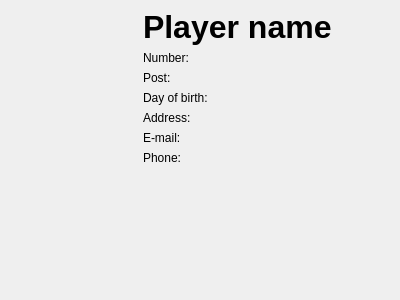
Above: src/ui/playerstab.ui from mige/Floco before the change. Below: the same form after it.
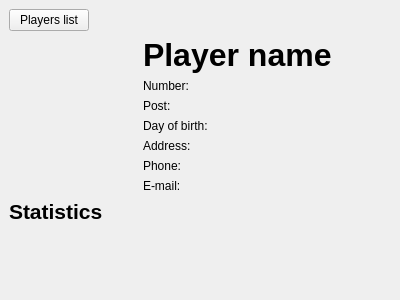
That is the form after the change. The open tabs and pages were chosen to show the change. Icons and pictures are not drawn.

```diff
--- a/src/ui/playerstab.ui
+++ b/src/ui/playerstab.ui
@@ -107,6 +107,43 @@
      </widget>
      <widget class="QWidget" name="page_2">
       <layout class="QVBoxLayout" name="verticalLayout_4">
+       <item>
+        <layout class="QHBoxLayout" name="horizontalLayout_4">
+         <item>
+          <widget class="QPushButton" name="btnBackToPlayersList">
+           <property name="toolTip">
+            <string>Show players list</string>
+           </property>
+           <property name="text">
+            <string>Players list</string>
+           </property>
+           <property name="icon">
+            <iconset resource="../resources.qrc">
+             <normaloff>:/icons/icons/back-22.png</normaloff>:/icons/icons/back-22.png</iconset>
+           </property>
+           <property name="iconSize">
+            <size>
+             <width>22</width>
+             <height>22</height>
+            </size>
+           </property>
+          </widget>
+         </item>
+         <item>
+          <spacer name="horizontalSpacer_3">
+           <property name="orientation">
+            <enum>Qt::Horizontal</enum>
+           </property>
+           <property name="sizeHint" stdset="0">
+            <size>
+             <width>40</width>
+             <height>20</height>
+            </size>
+           </property>
+          </spacer>
+         </item>
+        </layout>
+       </item>
        <item>
         <layout class="QHBoxLayout" name="horizontalLayout">
          <item>
@@ -175,13 +212,6 @@
              </property>
             </widget>
            </item>
-           <item>
-            <widget class="QLabel" name="txtMail">
-             <property name="text">
-              <string>E-mail:</string>
-             </property>
-            </widget>
-           </item>
            <item>
             <widget class="QLabel" name="txtPhone">
              <property name="text">
@@ -189,10 +219,31 @@
              </property>
             </widget>
            </item>
+           <item>
+            <widget class="QLabel" name="txtMail">
+             <property name="text">
+              <string>E-mail:</string>
+             </property>
+            </widget>
+           </item>
           </layout>
          </item>
         </layout>
        </item>
+       <item>
+        <widget class="QLabel" name="label">
+         <property name="font">
+          <font>
+           <pointsize>16</pointsize>
+           <weight>75</weight>
+           <bold>true</bold>
+          </font>
+         </property>
+         <property name="text">
+          <string>Statistics</string>
+         </property>
+        </widget>
+       </item>
        <item>
         <spacer name="verticalSpacer">
          <property name="orientation">
```
Left out of the diff: 29 changed lines with no effect on the pictures.
